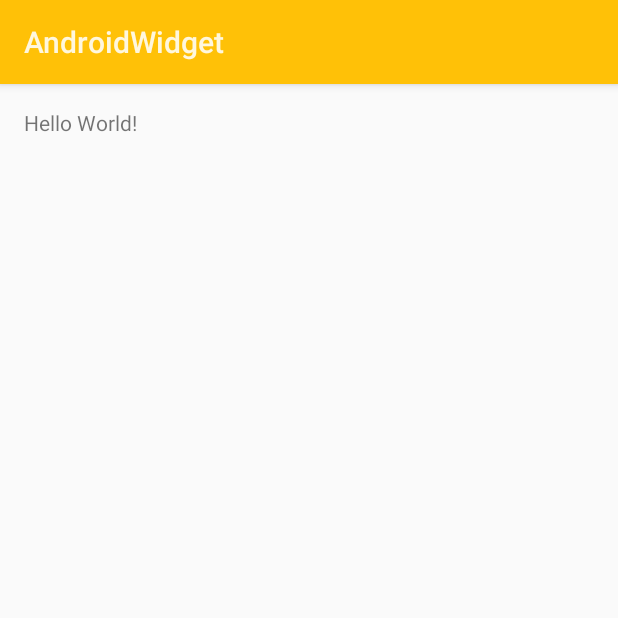
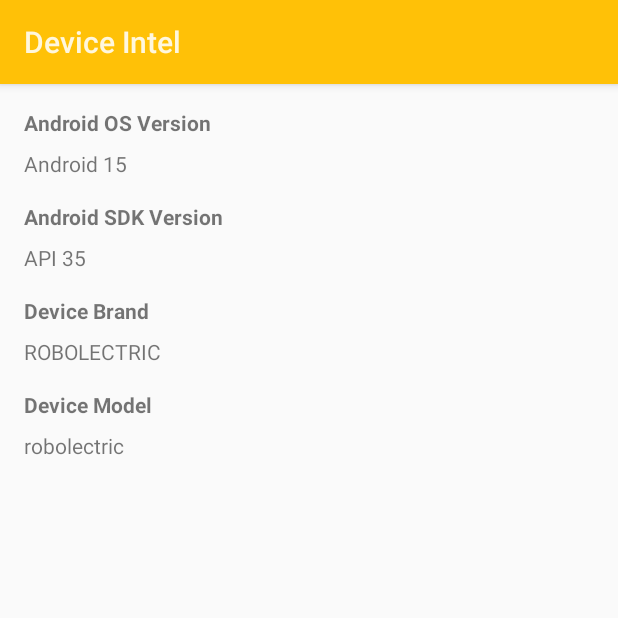
Before and after one commit to pjhjohn/kotlin-device-intel, an Android app: the screen it shows after launch (MainActivity), on a phone screen of 412 x 824 dp, the top half of it. Run offline under Robolectric (Android 15) with nearby library versions, the phone set to English and light mode, and no system bars.

Commit message:
Dashboard Layout using Kotlin Android Extensions
- View Binding with Kotlin Android Extensions

```diff
--- a/app/build.gradle
+++ b/app/build.gradle
@@ -1,5 +1,6 @@
 apply plugin: 'com.android.application'
 apply plugin: 'kotlin-android'
+apply plugin: 'kotlin-android-extensions'
 
 android {
     compileSdkVersion 25
--- a/app/src/main/java/io/pjhjohn/kotlin/androidwidget/MainActivity.kt
+++ b/app/src/main/java/io/pjhjohn/kotlin/androidwidget/MainActivity.kt
@@ -1,12 +1,20 @@
 package io.pjhjohn.kotlin.androidwidget
 
 import android.app.Activity
+import android.os.Build
 import android.os.Bundle
+
+import kotlinx.android.synthetic.main.activity_main.*
 
 class MainActivity : Activity() {
 
     override fun onCreate(savedInstanceState: Bundle?) {
         super.onCreate(savedInstanceState)
         setContentView(R.layout.activity_main)
+
+        device_release_version.text = "Android ${Build.VERSION.RELEASE}"
+        device_sdk_version.text = "API ${Build.VERSION.SDK_INT}"
+        device_brand.text = Build.BRAND.toUpperCase()
+        device_model.text = Build.MODEL
     }
 }
--- a/app/src/main/res/layout/activity_main.xml
+++ b/app/src/main/res/layout/activity_main.xml
@@ -1,18 +1,69 @@
 <?xml version="1.0" encoding="utf-8"?>
-<RelativeLayout
+<LinearLayout
     xmlns:android="http://schemas.android.com/apk/res/android"
     xmlns:tools="http://schemas.android.com/tools"
     android:id="@+id/activity_main"
     android:layout_width="match_parent"
     android:layout_height="match_parent"
-    android:paddingBottom="@dimen/activity_vertical_margin"
-    android:paddingLeft="@dimen/activity_horizontal_margin"
-    android:paddingRight="@dimen/activity_horizontal_margin"
-    android:paddingTop="@dimen/activity_vertical_margin"
+    android:orientation="vertical"
+    android:paddingBottom="@dimen/unit_2x"
+    android:paddingLeft="@dimen/unit_2x"
+    android:paddingRight="@dimen/unit_2x"
+    android:paddingTop="@dimen/unit_2x"
     tools:context="io.pjhjohn.kotlin.androidwidget.MainActivity">
 
     <TextView
         android:layout_width="wrap_content"
         android:layout_height="wrap_content"
-        android:text="Hello World!"/>
-</RelativeLayout>
+        android:textStyle="bold"
+        android:layout_marginBottom="@dimen/unit_1x"
+        android:text="@string/device.version.release.label"/>
+
+    <TextView
+        android:id="@+id/device_release_version"
+        android:layout_width="wrap_content"
+        android:layout_height="wrap_content"
+        android:layout_marginBottom="@dimen/unit_2x"
+        android:text="@string/device.version.release.placeholder"/>
+
+    <TextView
+        android:layout_width="wrap_content"
+        android:layout_height="wrap_content"
+        android:textStyle="bold"
+        android:layout_marginBottom="@dimen/unit_1x"
+        android:text="@string/device.version.sdk.label"/>
+
+    <TextView
+        android:id="@+id/device_sdk_version"
+        android:layout_width="wrap_content"
+        android:layout_height="wrap_content"
+        android:layout_marginBottom="@dimen/unit_2x"
+        android:text="@string/device.version.sdk.placeholder"/>
+
+    <TextView
+        android:layout_width="wrap_content"
+        android:layout_height="wrap_content"
+        android:textStyle="bold"
+        android:layout_marginBottom="@dimen/unit_1x"
+        android:text="@string/device.brand.label"/>
+    <TextView
+        android:id="@+id/device_brand"
+        android:layout_width="wrap_content"
+        android:layout_height="wrap_content"
+        android:layout_marginBottom="@dimen/unit_2x"
+        android:text="@string/device.brand.placeholder"/>
+
+    <TextView
+        android:layout_width="wrap_content"
+        android:layout_height="wrap_content"
+        android:textStyle="bold"
+        android:layout_marginBottom="@dimen/unit_1x"
+        android:text="@string/device.model.label"/>
+    <TextView
+        android:id="@+id/device_model"
+        android:layout_width="wrap_content"
+        android:layout_height="wrap_content"
+        android:layout_marginBottom="@dimen/unit_2x"
+        android:text="@string/device.model.placeholder"/>
+
+</LinearLayout>
--- a/app/src/main/res/values/dimens.xml
+++ b/app/src/main/res/values/dimens.xml
@@ -1,5 +1,13 @@
 <resources>
-    <!-- Default screen margins, per the Android Design guidelines. -->
-    <dimen name="activity_horizontal_margin">16dp</dimen>
-    <dimen name="activity_vertical_margin">16dp</dimen>
+    <!-- Unit Dimension Measurements -->
+    <dimen name="unit_1x">8dp</dimen>
+    <dimen name="unit_2x">16dp</dimen>
+    <dimen name="unit_3x">24dp</dimen>
+    <dimen name="unit_4x">32dp</dimen>
+    <dimen name="unit_5x">40dp</dimen>
+    <dimen name="unit_6x">48dp</dimen>
+    <dimen name="unit_7x">56dp</dimen>
+    <dimen name="unit_8x">64dp</dimen>
+    <dimen name="unit_9x">72dp</dimen>
+    <dimen name="unit_10x">80dp</dimen>
 </resources>
--- a/app/src/main/res/values/strings.xml
+++ b/app/src/main/res/values/strings.xml
@@ -1,3 +1,14 @@
 <resources>
-    <string name="app_name">AndroidWidget</string>
+    <string name="app_name">Device Intel</string>
+
+    <string name="default.not_found">Not Found</string>
+
+    <string name="device.version.release.label">Android OS Version</string>
+    <string name="device.version.release.placeholder">@string/default.not_found</string>
+    <string name="device.version.sdk.label">Android SDK Version</string>
+    <string name="device.version.sdk.placeholder">@string/default.not_found</string>
+    <string name="device.brand.label">Device Brand</string>
+    <string name="device.brand.placeholder">@string/default.not_found</string>
+    <string name="device.model.label">Device Model</string>
+    <string name="device.model.placeholder">@string/default.not_found</string>
 </resources>
```
Also changed, not shown: 1 other file.
